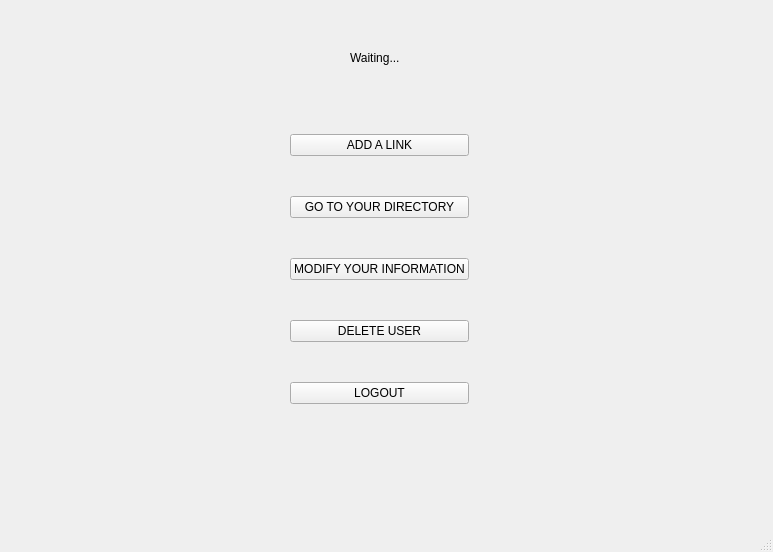
This is GUI/SymposiumGui/home.ui in RickZack/Symposium as Qt 5 draws it before an edit. The edited form follows.
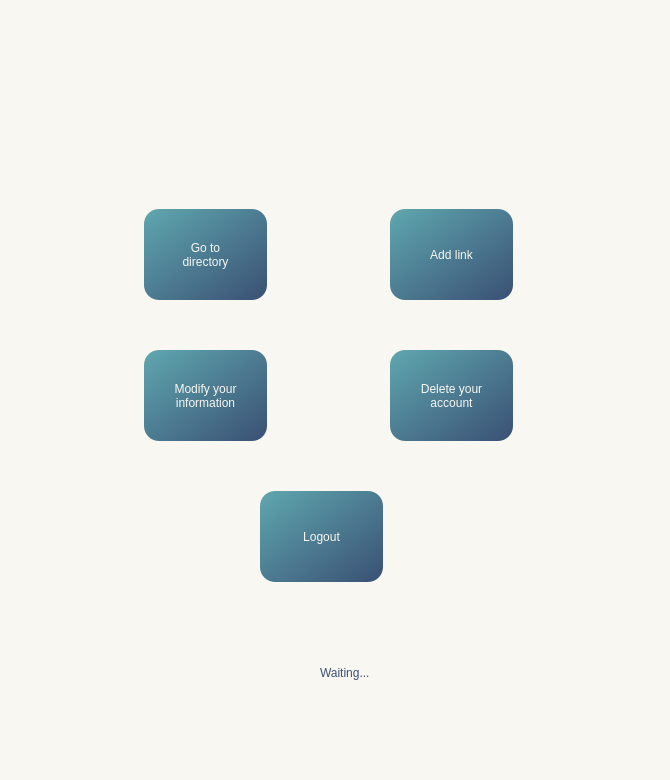
This is the edited form.

```diff
--- a/GUI/SymposiumGui/home.ui
+++ b/GUI/SymposiumGui/home.ui
@@ -6,81 +6,24 @@
    <rect>
     <x>0</x>
     <y>0</y>
-    <width>773</width>
-    <height>552</height>
+    <width>670</width>
+    <height>780</height>
    </rect>
   </property>
   <property name="windowTitle">
    <string>Home</string>
   </property>
+  <property name="styleSheet">
+   <string notr="true">background-color: rgb(249, 247, 241); </string>
+  </property>
   <widget class="QWidget" name="centralwidget">
-   <widget class="QLabel" name="label">
-    <property name="geometry">
-     <rect>
-      <x>310</x>
-      <y>60</y>
-      <width>55</width>
-      <height>16</height>
-     </rect>
-    </property>
-    <property name="text">
-     <string/>
-    </property>
-   </widget>
-   <widget class="QWidget" name="verticalLayoutWidget">
-    <property name="geometry">
-     <rect>
-      <x>290</x>
-      <y>100</y>
-      <width>179</width>
-      <height>341</height>
-     </rect>
-    </property>
-    <layout class="QVBoxLayout" name="verticalLayout">
-     <item>
-      <widget class="QPushButton" name="InsertUri">
-       <property name="text">
-        <string>ADD A LINK</string>
-       </property>
-      </widget>
-     </item>
-     <item>
-      <widget class="QPushButton" name="directory">
-       <property name="text">
-        <string>GO TO YOUR DIRECTORY</string>
-       </property>
-      </widget>
-     </item>
-     <item>
-      <widget class="QPushButton" name="modify">
-       <property name="text">
-        <string>MODIFY YOUR INFORMATION</string>
-       </property>
-      </widget>
-     </item>
-     <item>
-      <widget class="QPushButton" name="delete_2">
-       <property name="text">
-        <string>DELETE USER</string>
-       </property>
-      </widget>
-     </item>
-     <item>
-      <widget class="QPushButton" name="logout">
-       <property name="text">
-        <string>LOGOUT</string>
-       </property>
-      </widget>
-     </item>
-    </layout>
-   </widget>
    <widget class="QLabel" name="gif">
     <property name="geometry">
      <rect>
-      <x>270</x>
-      <y>30</y>
-      <width>55</width>
-      <height>51</height>
+      <x>220</x>
+      <y>640</y>
+      <width>61</width>
+      <height>61</height>
      </rect>
     </property>
     <property name="text">
@@ -90,28 +33,136 @@
    <widget class="QLabel" name="waiting">
     <property name="geometry">
      <rect>
-      <x>350</x>
-      <y>50</y>
-      <width>151</width>
+      <x>320</x>
+      <y>665</y>
+      <width>81</width>
       <height>16</height>
      </rect>
     </property>
+    <property name="styleSheet">
+     <string notr="true">font: 12pt &quot;Baskerville Old Face&quot;;
+color: rgb(58, 80, 116);</string>
+    </property>
     <property name="text">
      <string>Waiting...</string>
     </property>
    </widget>
+   <widget class="QPushButton" name="InsertUri">
+    <property name="geometry">
+     <rect>
+      <x>390</x>
+      <y>209</y>
+      <width>123</width>
+      <height>91</height>
+     </rect>
+    </property>
+    <property name="styleSheet">
+     <string notr="true">background-color: qlineargradient(x1: 0, y1: 0, x2: 1, y2: 1, stop: 0 rgb(95, 167, 175), stop: 1 rgb(58, 80, 116));
+color: rgb(249, 247, 241); 
+font: 14pt &quot;Baskerville Old Face&quot;;
+border-radius:15px;</string>
+    </property>
+    <property name="text">
+     <string>Add link</string>
+    </property>
+   </widget>
+   <widget class="QPushButton" name="directory">
+    <property name="geometry">
+     <rect>
+      <x>144</x>
+      <y>209</y>
+      <width>123</width>
+      <height>91</height>
+     </rect>
+    </property>
+    <property name="styleSheet">
+     <string notr="true">background-color: qlineargradient(x1: 0, y1: 0, x2: 1, y2: 1, stop: 0 rgb(95, 167, 175), stop: 1 rgb(58, 80, 116));
+color: rgb(249, 247, 241); 
+font: 14pt &quot;Baskerville Old Face&quot;;
+border-radius:15px;</string>
+    </property>
+    <property name="text">
+     <string>Go to
+directory</string>
+    </property>
+   </widget>
+   <widget class="QPushButton" name="modify">
+    <property name="geometry">
+     <rect>
+      <x>144</x>
+      <y>350</y>
+      <width>123</width>
+      <height>91</height>
+     </rect>
+    </property>
+    <property name="styleSheet">
+     <string notr="true">background-color: qlineargradient(x1: 0, y1: 0, x2: 1, y2: 1, stop: 0 rgb(95, 167, 175), stop: 1 rgb(58, 80, 116));
+color: rgb(249, 247, 241); 
+font: 14pt &quot;Baskerville Old Face&quot;;
+border-radius:15px;</string>
+    </property>
+    <property name="text">
+     <string>Modify your
+information</string>
+    </property>
+   </widget>
+   <widget class="QPushButton" name="delete_2">
+    <property name="geometry">
+     <rect>
+      <x>390</x>
+      <y>350</y>
+      <width>123</width>
+      <height>91</height>
+     </rect>
+    </property>
+    <property name="styleSheet">
+     <string notr="true">background-color: qlineargradient(x1: 0, y1: 0, x2: 1, y2: 1, stop: 0 rgb(95, 167, 175), stop: 1 rgb(58, 80, 116));
+color: rgb(249, 247, 241); 
+font: 14pt &quot;Baskerville Old Face&quot;;
+border-radius:15px;</string>
+    </property>
+    <property name="text">
+     <string>Delete your
+account</string>
+    </property>
+   </widget>
+   <widget class="QPushButton" name="logout">
+    <property name="geometry">
+     <rect>
+      <x>260</x>
+      <y>491</y>
+      <width>123</width>
+      <height>91</height>
+     </rect>
+    </property>
+    <property name="styleSheet">
+     <string notr="true">background-color: qlineargradient(x1: 0, y1: 0, x2: 1, y2: 1, stop: 0 rgb(95, 167, 175), stop: 1 rgb(58, 80, 116));
+color: rgb(249, 247, 241); 
+font: 14pt &quot;Baskerville Old Face&quot;;
+border-radius:15px;</string>
+    </property>
+    <property name="text">
+     <string>Logout</string>
+    </property>
+   </widget>
+   <widget class="QLabel" name="logo">
+    <property name="geometry">
+     <rect>
+      <x>180</x>
+      <y>20</y>
+      <width>381</width>
+      <height>101</height>
+     </rect>
+    </property>
+    <property name="styleSheet">
+     <string notr="true">color: rgb(58, 80, 116);
+font: 18pt &quot;Lucida Calligraphy&quot;;</string>
+    </property>
+    <property name="text">
+     <string/>
+    </property>
+   </widget>
   </widget>
-  <widget class="QMenuBar" name="menubar">
-   <property name="geometry">
-    <rect>
-     <x>0</x>
-     <y>0</y>
-     <width>773</width>
-     <height>26</height>
-    </rect>
-   </property>
-  </widget>
-  <widget class="QStatusBar" name="statusbar"/>
  </widget>
  <resources/>
  <connections/>
```
